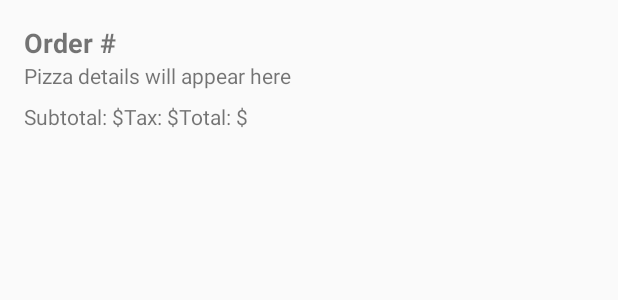
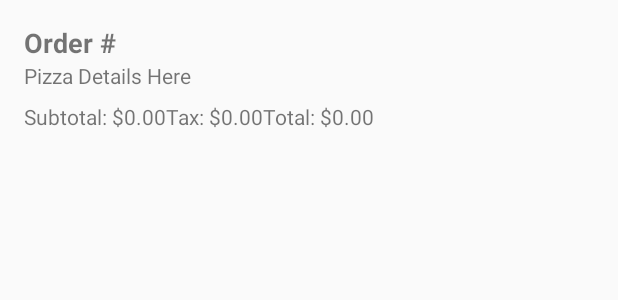
Before and after one commit to prarabdhathapa/Android_Pizza, an Android app: the layout item_order.xml on its own in the app's theme, with its tools: preview values and no code run, on a phone screen of 412 x 824 dp. Shown: the top 300 px of the screen. Run offline under Robolectric (Android 15) with nearby library versions, the phone set to English and light mode, and no system bars.

Commit message:
Hardcoded Strings Removed pt.2

```diff
--- a/app/src/main/res/layout/item_order.xml
+++ b/app/src/main/res/layout/item_order.xml
@@ -10,7 +10,7 @@
         android:id="@+id/order_number"
         android:layout_width="wrap_content"
         android:layout_height="wrap_content"
-        android:text="Order #"
+        android:text="@string/defaultOrderID"
         android:textSize="18sp"
         android:textStyle="bold" />
 
@@ -18,7 +18,7 @@
         android:id="@+id/order_details"
         android:layout_width="wrap_content"
         android:layout_height="wrap_content"
-        android:text="Pizza details will appear here"
+        android:text="@string/defaultPizzaDetails"
         android:textSize="14sp" />
 
     <!-- Order price details -->
@@ -32,21 +32,21 @@
             android:id="@+id/order_subtotal"
             android:layout_width="wrap_content"
             android:layout_height="wrap_content"
-            android:text="Subtotal: $"
+            android:text="@string/defaultOrderSubtotal"
             android:textSize="14sp" />
 
         <TextView
             android:id="@+id/order_tax"
             android:layout_width="wrap_content"
             android:layout_height="wrap_content"
-            android:text="Tax: $"
+            android:text="@string/defaultOrderTax"
             android:textSize="14sp" />
 
         <TextView
             android:id="@+id/order_total"
             android:layout_width="wrap_content"
             android:layout_height="wrap_content"
-            android:text="Total: $"
+            android:text="@string/defaultOrderTotal"
             android:textSize="14sp" />
     </LinearLayout>
 
--- a/app/src/main/res/layout/item_pizza.xml
+++ b/app/src/main/res/layout/item_pizza.xml
@@ -19,14 +19,14 @@
         android:id="@+id/pizzaName"
         android:layout_width="wrap_content"
         android:layout_height="wrap_content"
-        android:text="Pizza Name"
+        android:text="@string/defaultPizza"
         android:textSize="16sp"
         android:textStyle="bold" />
     <TextView
         android:id="@+id/pizza_size"
         android:layout_width="wrap_content"
         android:layout_height="wrap_content"
-        android:text="Size: Medium"
+        android:text="@string/defaultSize"
         android:textSize="16sp"
         android:gravity="center" />
 
@@ -34,7 +34,7 @@
         android:id="@+id/pizza_toppings"
         android:layout_width="wrap_content"
         android:layout_height="wrap_content"
-        android:text="Toppings: Cheese, Pepperoni"
+        android:text="@string/defaultToppings"
         android:textSize="16sp"
         android:gravity="center" />
 
--- a/app/src/main/res/layout/item_toppings.xml
+++ b/app/src/main/res/layout/item_toppings.xml
@@ -21,7 +21,7 @@
             android:layout_width="wrap_content"
             android:layout_height="wrap_content"
             android:layout_weight="1"
-            android:text="Topping Name"
+            android:text="@string/defaultTopping"
             android:textSize="16sp" />
 
         <!-- Checkbox to select topping -->
--- a/app/src/main/res/values/strings.xml
+++ b/app/src/main/res/values/strings.xml
@@ -23,6 +23,11 @@
     <string name="removePizza">Remove Item</string>
     <string name="removeOrder">Cancel Order</string>
     <string name="addOrder">Checkout</string>
-
+    <string name="defaultTopping">Topping Name</string>
+    <string name="defaultPizza">Pizza Name</string>
+    <string name="defaultSize">Size</string>
+    <string name="defaultToppings">No Toppings</string>
+    <string name="defaultOrderID">Order #</string>
+    <string name="defaultPizzaDetails">Pizza Details Here</string>
 
 </resources>
```
